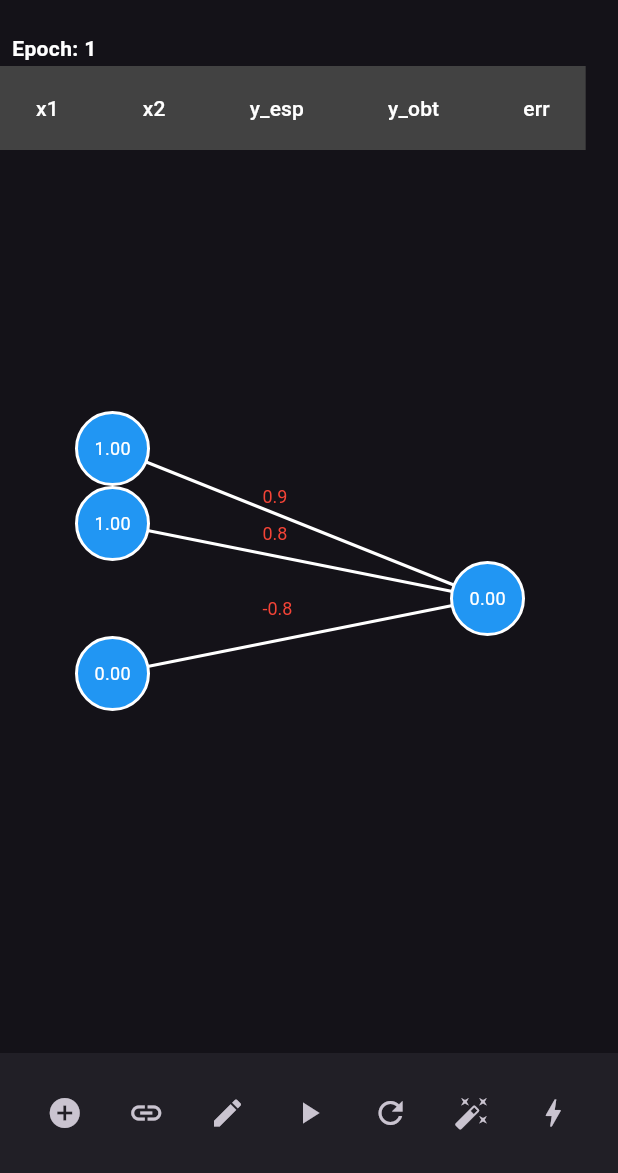
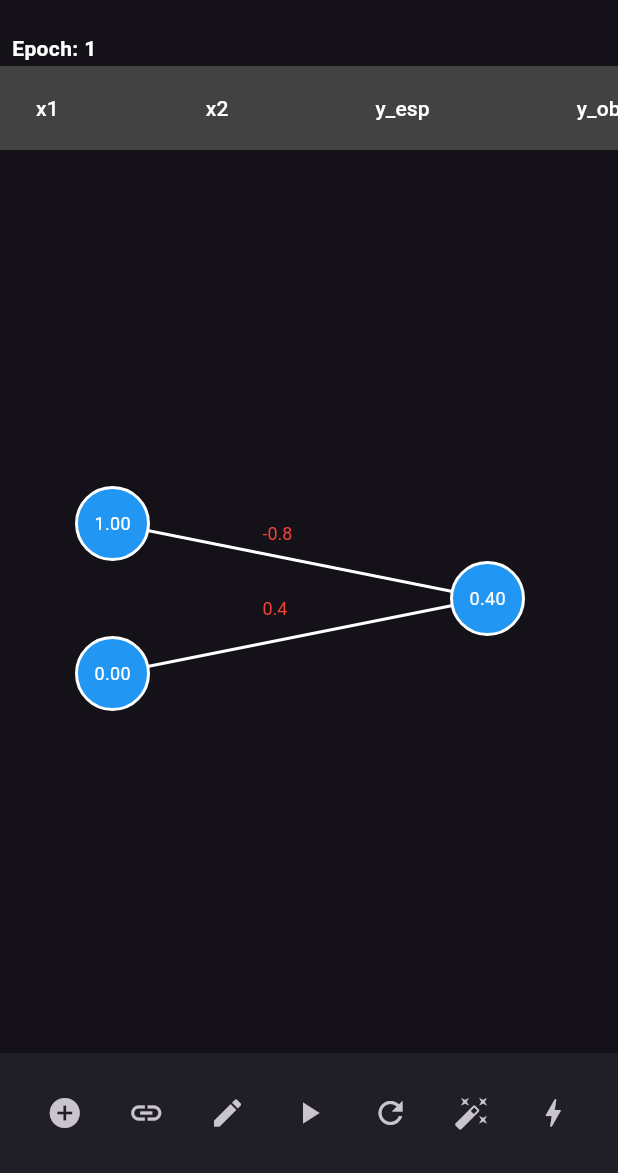
Before and after one commit to carlaval655/neural-network-flutter, a Flutter app: the screen it shows after launch, after a tap on the "auto fix high" icon, after a tap on the "bolt" icon, on a phone screen of 412 x 824 dp, the part 63-1236 px from its top. Run offline on Flutter 3.47's test engine with Material 3 defaults, Android fonts, the phone set to English and light mode, and no system bars.

Commit message:
And con solo 2 nodos

```diff
--- a/lib/screens/network_screen.dart
+++ b/lib/screens/network_screen.dart
@@ -30,6 +30,8 @@ class _NetworkScreenState extends State<NetworkScreen> {
 
   bool isTraining = false;
   int currentEpoch = 0;
+
+  late Node biasNode;
 
   void _addNode() {
     setState(() {
@@ -227,6 +229,9 @@ void _trainNetwork() async {
             height: 180, // Ajusta alto según necesites
             child: SingleChildScrollView(
               scrollDirection: Axis.horizontal, // <--- Scroll horizontal
+              child: ConstrainedBox(
+                constraints: BoxConstraints(minWidth: 600),
+                child: IntrinsicWidth(
                   child: SingleChildScrollView(
                     child: DataTable(
                       headingRowColor: MaterialStateProperty.all(Colors.grey[800]),
@@ -269,6 +274,8 @@ void _trainNetwork() async {
                   ),
                 ),
               ),
+            ),
+          ),
 
           // Aquí va el resto de la UI (red neuronal)
           Positioned.fill(
@@ -304,13 +311,13 @@ void _trainNetwork() async {
                   },
                   child: CustomPaint(
                     painter: ConnectionPainter(
-                      edges: edges,
+                      edges: edges.where((e) => e.from != biasNode).toList(),
                       animatedEdges: animatedEdges,
                     ),
                     child: Container(),
                   ),
                 ),
-                ...nodes.map(
+                ...nodes.where((n) => n != biasNode).map(
                   (node) => NeuronWidget(
                     node: node,
                     onTap: () => _onNodeTap(node),
@@ -367,29 +374,31 @@ void _trainNetwork() async {
     final bias = Node(id: nextId++, position: const Offset(50, 50));
     bias.value = 1.0;
 
-    nodes.addAll([i1, i2, o1, bias]);
+    nodes.addAll([i1, i2, o1]);
     network.addNode(i1);
     network.addNode(i2);
     network.addNode(o1);
     network.addNode(bias);
+    this.biasNode = bias;
 
     i1.value = 0.0;
     i2.value = 0.0;
 
-    final e1 = Edge(from: i1, to: o1, weight: rand.nextBool() ? rand.nextDouble() * 0.5 + 0.5 : rand.nextDouble() * -0.5 - 0.5);
-    final e2 = Edge(from: i2, to: o1, weight: rand.nextBool() ? rand.nextDouble() * 0.5 + 0.5 : rand.nextDouble() * -0.5 - 0.5);
-    final e3 = Edge(from: bias, to: o1, weight: rand.nextBool() ? rand.nextDouble() * 0.5 + 0.5 : rand.nextDouble() * -0.5 - 0.5);
+    final e1 = Edge(from: i1, to: o1, weight: rand.nextDouble() * 2 - 1);
+    final e2 = Edge(from: i2, to: o1, weight: rand.nextDouble() * 2 - 1);
+    final e3 = Edge(from: bias, to: o1, weight: 0.5); // sesgo inicial para ayudar
 
     edges.addAll([e1, e2, e3]);
+    // e3 (bias) ahora se agrega a edges para estar incluido en retropropagación, pero se mantiene oculto visualmente
     network.addEdge(e1);
     network.addEdge(e2);
-    network.addEdge(e3);
+    network.addEdge(e3); // mantener la conexión lógica del bias
   });
 }
 
   // Entrenamiento para compuerta lógica AND sin bias, tabla simple
   void _entrenarAND() async {
-    const double learningRate = 0.3;
+    const double learningRate = 0.5;
     const trainingData = [
       [0.0, 0.0, 0.0],
       [0.0, 1.0, 0.0],
@@ -408,16 +417,16 @@ void _trainNetwork() async {
       '',
     ]).toList();
 
-    for (int epoch = 0; epoch < 1000 && isTraining; epoch++) {
+    for (int epoch = 0; epoch < 3000 && isTraining; epoch++) {
       currentEpoch = epoch + 1;
 
       for (int i = 0; i < trainingData.length; i++) {
         final data = trainingData[i];
-        if (nodes.length < 4) return;
+        if (nodes.length < 3) return;
         final i1 = nodes[0];
         final i2 = nodes[1];
         final o1 = nodes[2];
-        final bias = nodes[3];
+        final bias = biasNode;
 
         for (final n in nodes) {
           if (n != i1 && n != i2 && n != bias) n.value = 0.0;
@@ -436,12 +445,21 @@ void _trainNetwork() async {
         final obtained = o1.value.clamp(0.0, 1.0);
         final error = expected - obtained;
 
+        if (expected == 1.0 && obtained < 0.9) {
+          //logHistory.add('Advertencia: salida incorrecta para caso (1,1) en epoch $currentEpoch: ${obtained.toStringAsFixed(2)}');
+        }
+
         for (final edge in edges.where((e) => e.to == o1)) {
           final derivative = obtained * (1 - obtained); // derivada del sigmoide
           final delta = learningRate * error * derivative * edge.from.value;
+          final oldWeight = edge.weight;
           edge.weight += delta;
           edge.weight = edge.weight.clamp(-1.0, 1.0);
-          await _animateEdge(edge);
+          if ((edge.weight - oldWeight).abs() > 0.0001) {
+            //logHistory.add('Epoch $currentEpoch - Peso actualizado ${edge.from.id}->${edge.to.id}: ${oldWeight.toStringAsFixed(3)} → ${edge.weight.toStringAsFixed(3)}');
+            final reverseEdge = Edge(from: edge.to, to: edge.from);
+            await _animateEdge(reverseEdge);
+          }
         }
 
         history[i][3] = obtained.toStringAsFixed(2);
```
Lines whose indentation alone changed are shown as unchanged.
